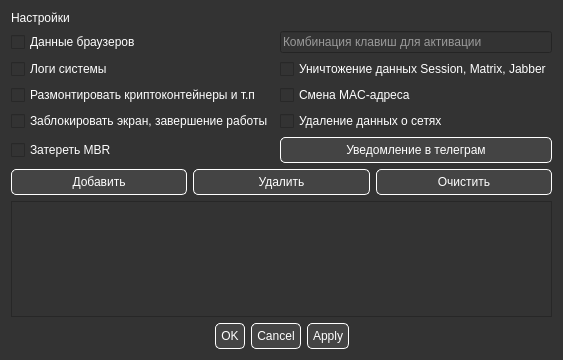
Old version of the form settings.ui in the repository claemor/PB.
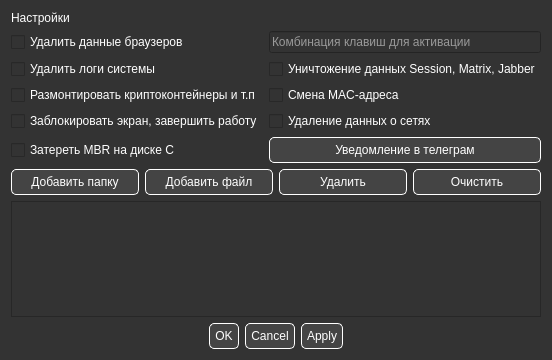
New version of the form.

Commit message: v 1.0.7 Добавление папок на удаление

```diff
--- a/settings.ui
+++ b/settings.ui
@@ -41,7 +41,7 @@
    <item row="2" column="0">
     <widget class="QCheckBox" name="checkBox_Logs_clear">
      <property name="text">
-      <string>Логи системы</string>
+      <string>Удалить логи системы</string>
      </property>
     </widget>
    </item>
@@ -73,27 +73,34 @@
      <property name="sizeConstraint">
       <enum>QLayout::SetDefaultConstraint</enum>
      </property>
-     <item row="0" column="0">
-      <widget class="QPushButton" name="pushButton_add">
-       <property name="text">
-        <string>Добавить</string>
-       </property>
-      </widget>
-     </item>
-     <item row="0" column="1">
-      <widget class="QPushButton" name="pushButton_delet">
-       <property name="text">
-        <string>Удалить</string>
-       </property>
-      </widget>
-     </item>
-     <item row="0" column="2">
+     <item row="0" column="3">
       <widget class="QPushButton" name="pushButton_clear">
        <property name="text">
         <string>Очистить</string>
        </property>
       </widget>
      </item>
+     <item row="0" column="2">
+      <widget class="QPushButton" name="pushButton_delet">
+       <property name="text">
+        <string>Удалить</string>
+       </property>
+      </widget>
+     </item>
+     <item row="0" column="1">
+      <widget class="QPushButton" name="pushButton_add">
+       <property name="text">
+        <string>Добавить файл</string>
+       </property>
+      </widget>
+     </item>
+     <item row="0" column="0">
+      <widget class="QPushButton" name="pushButton_add_folder">
+       <property name="text">
+        <string>Добавить папку</string>
+       </property>
+      </widget>
+     </item>
     </layout>
    </item>
    <item row="0" column="0">
@@ -106,7 +113,7 @@
    <item row="1" column="0">
     <widget class="QCheckBox" name="checkBox_Browser_clear">
      <property name="text">
-      <string>Данные браузеров</string>
+      <string>Удалить данные браузеров</string>
      </property>
     </widget>
    </item>
@@ -140,14 +147,14 @@
    <item row="5" column="0">
     <widget class="QCheckBox" name="checkBox_MBR_clear">
      <property name="text">
-      <string>Затереть MBR</string>
+      <string>Затереть MBR на диске C</string>
      </property>
     </widget>
    </item>
    <item row="4" column="0">
     <widget class="QCheckBox" name="checkBox_screen">
      <property name="text">
-      <string>Заблокировать экран, завершение работы</string>
+      <string>Заблокировать экран, завершить работу</string>
      </property>
     </widget>
    </item>
```
The commit also changes 1 other file.
